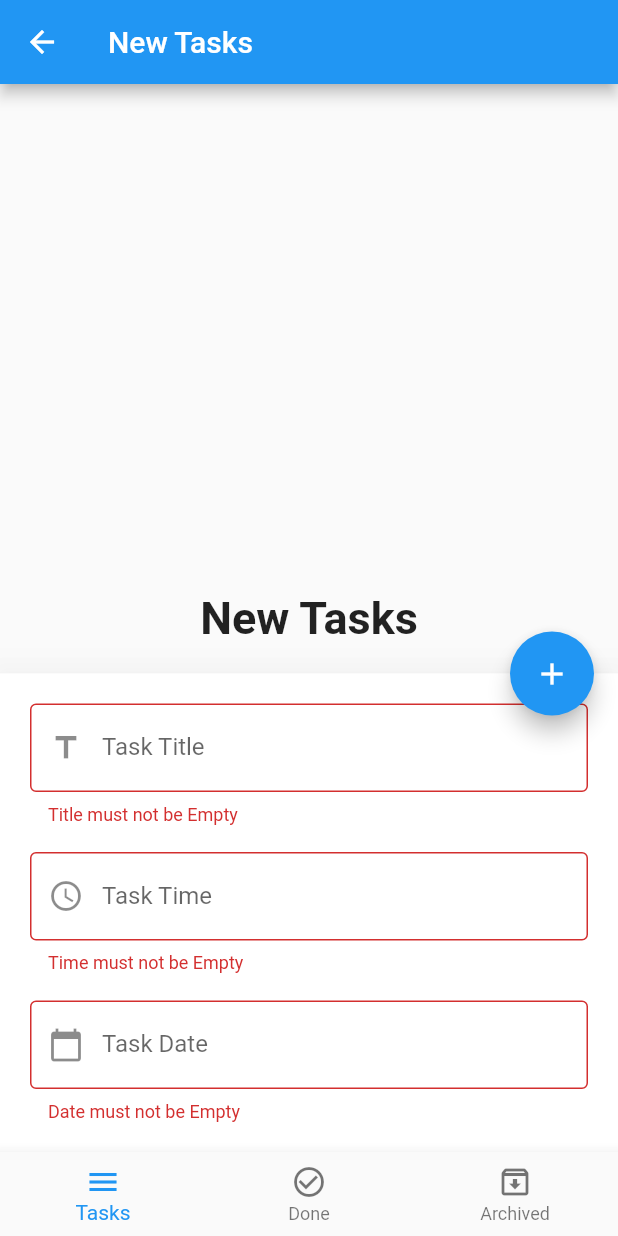
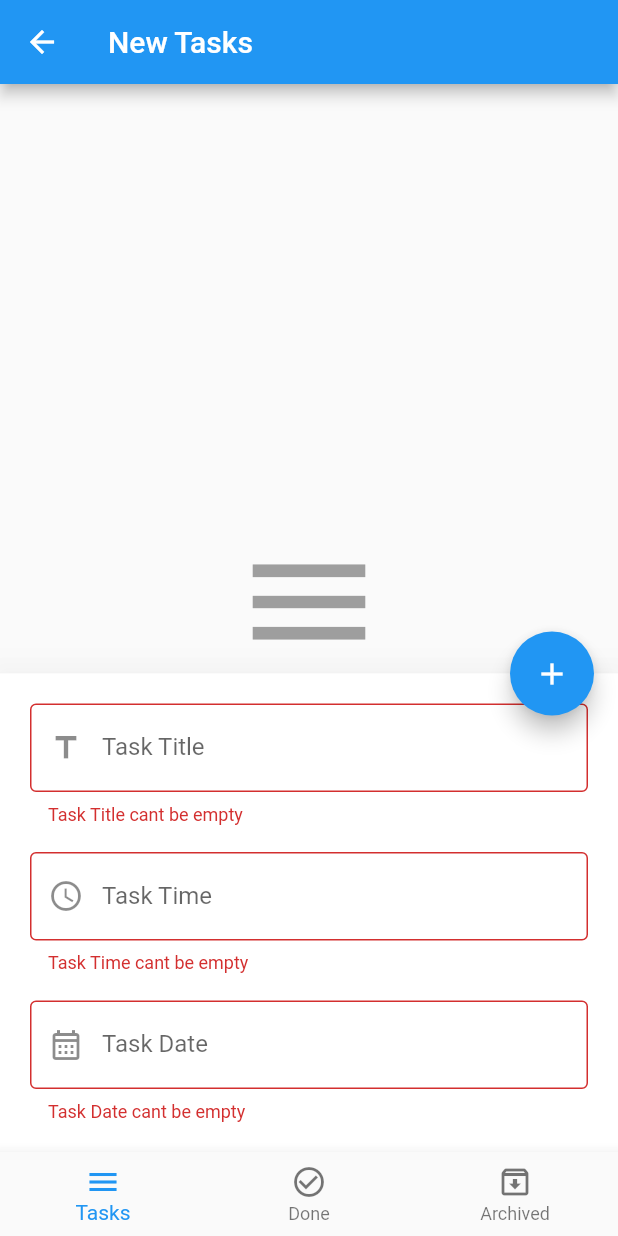
Before and after one commit to ALYMUHAMMAD511/TO-DO-LIST-FLUTTER-APP, a Flutter app: the screen it shows after launch, after a tap on the "edit" icon, after a tap on the "add" icon, on a phone screen of 412 x 824 dp. Run offline on Flutter 3.47's test engine with Material 2 defaults, Android fonts, the phone set to English and light mode, and no system bars; our stand-ins replace bloc, conditional_builder, flutter_bloc, sqflite; accounts and stored records are empty.

```diff
--- a/lib/layout/home_layout.dart
+++ b/lib/layout/home_layout.dart
@@ -1,11 +1,15 @@
+import 'package:conditional_builder/conditional_builder.dart';
 import 'package:flutter/material.dart';
+import 'package:flutter_bloc/flutter_bloc.dart';
 import 'package:intl/intl.dart';
 import 'package:sqflite/sqflite.dart';
 import 'package:todo_app/modules/archived_tasks/archived_tasks_screen.dart';
 import 'package:todo_app/modules/done_tasks/done_tasks_screen.dart';
 import 'package:todo_app/modules/new_tasks/new_tasks_screen.dart';
 import 'package:todo_app/shared/components/components.dart';
-
+import 'package:todo_app/shared/cubit/cubit.dart';
+import 'package:todo_app/shared/cubit/states.dart';
+import '../shared/components/constants.dart';
 // 1) Create Database
 // 2) Create Tables
 // 3) Open Database
@@ -13,73 +17,56 @@ import 'package:todo_app/shared/components/components.dart';
 // 5) Get from Database
 // 6) Update in Database
 // 7) Delete from Database
-
-class HomeLayout extends StatefulWidget {
-  @override
-  State<HomeLayout> createState() => _HomeLayoutState();
-}
-
-class _HomeLayoutState extends State<HomeLayout>
+class HomeLayout extends StatelessWidget
 {
-  int currentIndex = 0;
-  List<Widget> screens =
-  [
-    NewTasksScreen(),
-    DoneTasksScreen(),
-    ArchivedTasksScreen(),
-  ];
-  List<String> titles =
-  [
-    'New Tasks',
-    'Done Tasks',
-    'Archived Tasks',
-  ];
-  late Database database;
   var scaffoldkey = GlobalKey<ScaffoldState>();
   var formKey = GlobalKey<FormState>();
-  bool isBottomSheetShown = false;
-  IconData fabIcon = Icons.edit;
   var titleController = TextEditingController();
   var timeController = TextEditingController();
   var dateController = TextEditingController();
 
   @override
-  void initState()
-  {
-    super.initState();
-    createDatabase();
-  }
-  @override
   Widget build(BuildContext context)
   {
+    return BlocProvider(
+      create: (BuildContext context) => AppCubit()..createDatabase(),  //.. 3chan a2dar a-access 3ala ely guwah ka2enu variable (y3ny ka2eny 3amalt variable.)
+      child: BlocConsumer <AppCubit, AppStates>(
+        listener: (BuildContext context, AppStates state)
+        {
+          if (state is AppInsertDatabaseState)
+          {
+            Navigator.pop(context);
+          }
+        },
+        builder: (BuildContext context, AppStates state)
+        {
+          AppCubit cubit = AppCubit.get(context);
           return Scaffold(
             key: scaffoldkey,
             appBar: AppBar(
               title: Text(
-          titles[currentIndex],
+                cubit.titles[cubit.currentIndex],
               ),
             ),
-      body: screens[currentIndex],
+            body: ConditionalBuilder(
+              condition: state is! AppGetDatabaseLoadingState,
+              builder: (context) => cubit.screens[cubit.currentIndex],
+              fallback: (context) => Center(child: CircularProgressIndicator()),
+            ),
             floatingActionButton: FloatingActionButton(
               onPressed: () {
-            if (isBottomSheetShown) {
+                if (cubit.isBottomSheetShown) {
                   if (formKey.currentState!.validate())
                   {
-                insertToDatabase(
+                    cubit.insertToDatabase(
                         title: titleController.text,
                         time: timeController.text,
-                    date: dateController.text
-                ).then((value)
-                {
-                  Navigator.pop(context);
-                  isBottomSheetShown = false;
-                    setState(() {
-                      fabIcon = Icons.edit;
-                    });
-                });
+                        date: dateController.text,
+                    );
                   }
                 }
-              else {
+                else
+                {
                   scaffoldkey.currentState?.showBottomSheet(
                         (context) =>
                         Container(
@@ -91,84 +78,90 @@ class _HomeLayoutState extends State<HomeLayout>
                               mainAxisSize: MainAxisSize.min,
                               children:
                               [
-                              DefaultFormField(
+                                defaultFormField(
                                   controller: titleController,
-                                type: TextInputType.text,
-                                validate: (String value) {
-                                  if (value.isEmpty) {
-                                    return 'Title must not be Empty';
+                                  labelText: "Task Title",
+                                  prefixIcon: Icons.title,
+                                  onTap: () {},
+                                  validate: (value) {
+                                    if (value!.isEmpty) {
+                                      return ('Task Title cant be empty');
                                     }
-                                  return null;
-                                  },
-                                label: 'Task Title',
-                                prefix: Icons.title,
-                                onTap: () {
-                                  print('Title Tapped');
                                   },
                                 ),
                                 SizedBox(
                                   height: 18.0,
                                 ),
-                              DefaultFormField(
+                                defaultFormField(
                                   controller: timeController,
-                                type: TextInputType.datetime,
-                                validate: (String value) {
-                                  if (value.isEmpty) {
-                                    return 'Time must not be Empty';
-                                  }
-                                  return null;
-                                },
-                                label: 'Task Time',
-                                prefix: Icons.watch_later_outlined,
+                                  labelText: "Task Time",
+                                  prefixIcon: Icons.watch_later_outlined,
                                   onTap: () {
                                     showTimePicker(
                                       context: context,
                                       initialTime: TimeOfDay.now(),
+                                      builder: (context, child) {
+                                        return Theme(
+                                            data: ThemeData.dark(),
+                                            child: child!);
+                                      },
                                     ).then((value) {
-                                    timeController.text = value!.format(context).toString();
-                                    print(value.format(context));
+                                      timeController.text =
+                                          value!.format(context);
                                     });
+                                  },
+                                  validate: (value) {
+                                    if (value!.isEmpty) {
+                                      return ('Task Time cant be empty');
+                                    }
                                   },
                                 ),
                                 SizedBox(
                                   height: 18.0,
                                 ),
-                              DefaultFormField(
+                                defaultFormField(
                                   controller: dateController,
-                                type: TextInputType.datetime,
+                                  labelText: "Task Date",
+                                  prefixIcon: Icons.calendar_month_outlined,
                                   onTap: () {
                                     showDatePicker(
                                       context: context,
                                       initialDate: DateTime.now(),
                                       firstDate: DateTime.now(),
-                                    lastDate: DateTime.parse('2023-05-03'),
+                                      lastDate: DateTime.parse('2023-06-31'),
+                                      builder: (context, child) {
+                                        return Theme(
+                                            data: ThemeData.dark(),
+                                            child: child!);
+                                      },
                                     ).then((value) {
                                       dateController.text = DateFormat.yMMMd().format(value!);
-                                    print(dateController.text);
+                                      print(DateFormat.yMMMd().format(value));
                                     });
                                   },
-                                validate: (String value) {
-                                  if (value.isEmpty) {
-                                    return 'Date must not be Empty';
+                                  validate: (value) {
+                                    if (value!.isEmpty) {
+                                      return ('Task Date cant be empty');
                                     }
-
-                                  return null;
                                   },
-                                label: 'Task Date',
-                                prefix: Icons.calendar_today,
                                 ),
                               ],
                             ),
                           ),
                         ),
                     elevation: 25.0,
+                  ).closed.then((value)
+                  {
+                    cubit.changeBottomSheetState(
+                        isShow: false,
+                        icon: Icons.edit
                     );
-                isBottomSheetShown = true;
-                setState(() {
-                  fabIcon = Icons.add;
                   });
+                  cubit.changeBottomSheetState(
+                      isShow: true,
+                      icon: Icons.add
+                  );
                 }
-
                 // try
                 // {
                 //   var name = await getName();  // await: astana 3al method deh chwya asebha tru7 w tegy y3ny astanaha tekhlas chughlaha
@@ -191,18 +184,15 @@ class _HomeLayoutState extends State<HomeLayout>
               },
               child:
               Icon(
-              fabIcon,
+                cubit.fabIcon,
               ),
             ),
             bottomNavigationBar: BottomNavigationBar(
               type: BottomNavigationBarType.fixed,
-        currentIndex: currentIndex,
+              currentIndex: cubit.currentIndex,
               onTap: (index)
               {
-          setState(()
-          {
-            currentIndex = index;
-          });
+                AppCubit.get(context).ChangeIndex(index);
               },
               items:
               [
@@ -227,61 +217,12 @@ class _HomeLayoutState extends State<HomeLayout>
               ],
             ),
           );
+        },
+      ),
+    );
   }
   // Future <String> getName() async // Future <>: 3chan el method deh lesa hategy
   // {
   //   return 'Aly Muhammad';
   // }
-
-  void createDatabase() async         // 3chan openDatabase() future
-  {
-    database = await openDatabase(
-      'todo.db',
-      version: 1,    // b-update el version lma aghyar structure el database
-      onCreate: (database, version) async  // el object da hayetmely abll ely fu2
-      {
-        print('Database has been Created');
-        // In the () of the create table we put our table columns which are:
-        // int id (PRIMARY KEY 3chan huwa auto generated) (int = INTEGER in sql)
-        // String title (String = TEXT in sql)
-        // String date
-        // String time
-        // String status
-        await database.execute('CREATE TABLE tasks (id INTEGER PRIMARY KEY, title TEXT, date TEXT, time TEXT, status TEXT)').then((value)
-        {
-          print('Table has been Created');
-        }).catchError((error)
-        {
-          print('Error when Creating Table');
-        });
-          // 3chan bt-return future void
-
-      },
-      onOpen: (database)
-      {
-        print('Database has been Opened');
-      },
-    );
 }
-
-  Future insertToDatabase(
-    {
-    required String title,
-    required String time,
-    required String date,
-    })
-  async {
-    return await database.transaction((txn)
-    {
-      txn.rawInsert('INSERT INTO tasks(title, date, time, status) VALUES("$title", "$time", "$date", "new")')
-          .then((value)
-      {
-        print('$value Inserted Successfully');
-      }).catchError((error)
-      {
-        print('Error when Inserting new Record ${error.toString()}');
-      });
-      return null;
-    });
-  }
-}
--- a/lib/main.dart
+++ b/lib/main.dart
@@ -1,9 +1,12 @@
+import 'package:bloc/bloc.dart';
 import 'package:flutter/material.dart';
+import 'package:todo_app/shared/bloc_observer.dart';
 
 import 'layout/home_layout.dart';
 
 void main()
 {
+  Bloc.observer = MyBlocObserver();
   runApp(const MyApp());
 }
 
--- a/lib/modules/new_tasks/new_tasks_screen.dart
+++ b/lib/modules/new_tasks/new_tasks_screen.dart
@@ -1,17 +1,23 @@
+import 'package:conditional_builder/conditional_builder.dart';
 import 'package:flutter/material.dart';
+import 'package:flutter_bloc/flutter_bloc.dart';
+import 'package:todo_app/shared/components/components.dart';
+import 'package:todo_app/shared/components/constants.dart';
+import 'package:todo_app/shared/cubit/cubit.dart';
+import 'package:todo_app/shared/cubit/states.dart';
 
-class NewTasksScreen extends StatelessWidget {
+class NewTasksScreen extends StatelessWidget
+{
   @override
   Widget build(BuildContext context)
   {
-    return Center(
-      child: Text(
-          'New Tasks',
-        style: TextStyle(
-          fontSize: 30.0,
-          fontWeight: FontWeight.bold,
-        ),
-      ),
+    return BlocConsumer <AppCubit, AppStates>(
+      listener: (context, state) {},
+      builder: (context, state)
+      {
+        var tasks = AppCubit.get(context).newTasks;
+        return tasksBuilder(tasks: tasks);
+      }
     );
   }
 }
--- a/lib/shared/components/components.dart
+++ b/lib/shared/components/components.dart
@@ -1,38 +1,142 @@
+import 'package:conditional_builder/conditional_builder.dart';
+import 'package:flutter/cupertino.dart';
 import 'package:flutter/material.dart';
+import 'package:todo_app/shared/cubit/cubit.dart';
 
-Widget DefaultFormField(
-    {
+Widget defaultFormField({
   required TextEditingController controller,
-      required TextInputType type,
-      required Function validate,
-      required String label,
-      required IconData prefix,
-      IconData? suffix,
-      Function? onSubmit,
-      Function? onChange,
-          Function? onTap,
-      VoidCallback? suffixPressed,
-      bool IsPassword = false,
-      bool isClickable = true,
+  TextInputType? type,
+  bool isPassword = false,
+  VoidCallback? onTap,
+  final FormFieldValidator<String>? validate,
+  required String labelText,
+  required IconData? prefixIcon,
+  IconData? suffixIcon,
 }) =>
     TextFormField(
+      controller: controller,
+      keyboardType: type,
+      obscureText: isPassword,
+      onTap: onTap,
+      validator: validate,
       decoration: InputDecoration(
-labelText: label,
-border: OutlineInputBorder(),
-prefixIcon: Icon(prefix),
-suffixIcon: suffix != null ? IconButton(
-icon: Icon(suffix),
-onPressed: suffixPressed!= null ? suffixPressed :null,) : null,
+        border: const OutlineInputBorder(),
+        labelText: labelText,
+        prefixIcon: Icon(prefixIcon),
+        suffixIcon: Icon(suffixIcon),
       ),
-validator: (value)
+    );
+
+Widget buildTaskItem(Map model, context) =>
+    Dismissible(
+  key: Key(model['id'].toString()),
+  onDismissed: (direction)
   {
-return validate(value);
+    AppCubit.get(context).deleteDatabase(id: model['id']);
   },
-keyboardType: type,
-obscureText: IsPassword,
-      enabled: isClickable,
-onFieldSubmitted: onSubmit != null ? onSubmit() : null, //do null checking
-onChanged: onChange != null ? onChange() : null, //do null checking
-onTap: onTap!(),
-controller: controller,
+  child: Padding(
+    padding: const EdgeInsets.all(20.0),
+    child: Row(
+      children:
+      [
+        CircleAvatar(
+          radius: 40.0,
+          child: Text(
+              '${model['time']}'
+          ),
+        ),
+        SizedBox(
+          width: 18.0,
+        ),
+        Expanded(
+          child: Column(
+            mainAxisSize: MainAxisSize.min,
+            crossAxisAlignment: CrossAxisAlignment.start,
+            children:
+            [
+              Text(
+                '${model['title']}',
+                style: TextStyle(
+                  fontSize: 20.0,
+                  fontWeight: FontWeight.bold,
+                ),
+              ),
+              Text(
+                '${model['date']}',
+                style: TextStyle(
+                  color: Colors.grey,
+                ),
+              ),
+            ],
+          ),
+        ),
+        SizedBox(
+          width: 18.0,
+        ),
+        IconButton(
+          onPressed: ()
+          {
+            AppCubit.get(context).updateDatabase(
+                status: 'done',
+                id: model['id'],
             );
+          },
+          icon: Icon(
+            Icons.check_box,
+            color: CupertinoColors.activeGreen,
+          )
+      ),
+        IconButton(
+            onPressed: ()
+            {
+              AppCubit.get(context).updateDatabase(
+                  status: 'archive',
+                  id: model['id'],
+              );
+            },
+            icon: Icon(
+              Icons.archive,
+              color: Colors.black45,
+            ),
+        ),
+      ],
+    ),
+  ),
+);
+
+Widget tasksBuilder({required List <Map> tasks}) =>
+    ConditionalBuilder(
+  condition: tasks.length > 0,
+  builder: (context) => ListView.separated(
+      itemBuilder: (context, index) => buildTaskItem(tasks[index], context),
+      separatorBuilder: (context, index) => Padding(
+        padding: const EdgeInsetsDirectional.only(start: 20.0),
+        child: Container(
+          width: double.infinity,
+          height: 1.0,
+          color: Colors.grey[300],
+        ),
+      ),
+      itemCount: tasks.length),
+  fallback: (context) => Center(
+    child: Column(
+      mainAxisAlignment: MainAxisAlignment.center,
+      children:
+      [
+        Icon(
+          Icons.menu,
+          size: 100.0,
+          color: Colors.grey,
+        ),
+        Text(
+          'No Tasks yet, Please, Add some Tasks',
+          style: TextStyle(
+              fontSize: 18.0,
+              fontWeight: FontWeight.bold,
+              color: Colors.grey
+          ),
+        ),
+      ],
+    ),
+  ),
+);
--- /dev/null
+++ b/lib/shared/cubit/cubit.dart
@@ -0,0 +1,154 @@
+import 'package:bloc/bloc.dart';
+import 'package:flutter/material.dart';
+import 'package:flutter_bloc/flutter_bloc.dart';
+import 'package:sqflite/sqflite.dart';
+import 'package:todo_app/modules/archived_tasks/archived_tasks_screen.dart';
+import 'package:todo_app/modules/done_tasks/done_tasks_screen.dart';
+import 'package:todo_app/modules/new_tasks/new_tasks_screen.dart';
+import 'package:todo_app/shared/cubit/states.dart';
+
+class AppCubit extends Cubit <AppStates>
+{
+  AppCubit() : super(AppInitialState());
+
+  static AppCubit get(context) => BlocProvider.of(context);
+
+  int currentIndex = 0;
+  bool isBottomSheetShown = false;
+  IconData fabIcon = Icons.edit;
+  late Database database;
+  List <Map> newTasks = [];
+  List <Map> doneTasks = [];
+  List <Map> archivedTasks = [];
+  List<Widget> screens =
+  [
+    NewTasksScreen(),
+    DoneTasksScreen(),
+    ArchivedTasksScreen(),
+  ];
+  List<String> titles =
+  [
+    'New Tasks',
+    'Done Tasks',
+    'Archived Tasks',
+  ];
+
+  void ChangeIndex(int index)
+  {
+    currentIndex = index;
+    emit(AppChangeBottomNavBarState());
+  }
+
+  void createDatabase()   // chelna el async wel await w defna then() fel akher 3chan ab2a damen enu khallas
+  {
+    openDatabase(
+      'todo.db',
+      version: 1,    // b-update el version lma aghyar structure el database
+      onCreate: (database, version) async  // el object da hayetmely abll ely fu2
+          {
+        print('Database has been Created');
+        // In the () of the create table we put our table columns which are:
+        // int id (PRIMARY KEY 3chan huwa auto generated) (int = INTEGER in sql)
+        // String title (String = TEXT in sql)
+        // String date
+        // String time
+        // String status
+        database.execute('CREATE TABLE tasks (id INTEGER PRIMARY KEY, title TEXT, date TEXT, time TEXT, status TEXT)').then((value)
+        {
+          print('Table has been Created');
+        }).catchError((error)
+        {
+          print('Error when Creating Table');
+        });
+      },
+      onOpen: (database)
+      {
+        getDataFromDatabase(database);
+        print('Database has been Opened');
+      },
+    ).then((value)
+    {
+      database = value;
+      emit(AppCreateDatabaseState());
+    });
+  }
+
+   insertToDatabase(
+      {
+        required String title,
+        required String time,
+        required String date,
+      })
+  async {
+    await database.transaction((txn)
+    {
+      return txn.rawInsert(
+          'INSERT INTO tasks(title, date, time, status) VALUES("$title", "$date", "$time", "new")')
+          .then((value)
+      {
+        print('$value Inserted Successfully');
+        emit(AppInsertDatabaseState());
+        getDataFromDatabase(database);
+      }).catchError((error)
+      {
+        print('Error when Inserting new Record ${error.toString()}');
+      });
+    });
+  }
+
+  void getDataFromDatabase(database)
+  {
+    newTasks = []; // 3chan my3melch add 3al adeem fa bnsafaru
+    doneTasks = [];
+    archivedTasks = [];
+    emit(AppGetDatabaseLoadingState());
+    database.rawQuery('SELECT * FROM tasks').then((value)
+    {
+      value.forEach((element)
+      {
+        if (element['status'] == 'new')
+          newTasks.add(element);
+        else if (element['status'] == 'done')
+          doneTasks.add(element);
+        else
+          archivedTasks.add(element);
+      });
+      emit(AppGetDatabaseState());
+    });
+  }
+
+  void changeBottomSheetState({
+    required bool isShow,
+    required IconData icon,
+})
+  {
+    isBottomSheetShown = isShow;
+    fabIcon = icon;
+    emit(AppChangeBottomSheetState());
+  }
+
+  void updateDatabase({
+    required String status,
+    required int id,
+  }) async
+  {
+    database.rawUpdate(
+      'UPDATE tasks SET status = ? WHERE id = ?',
+      ['$status' , id],
+    ).then((value)
+    {
+      getDataFromDatabase(database);
+      emit(AppUpdateDatabaseState());
+    });
+  }
+
+  void deleteDatabase({required int id})
+  {
+    database.rawDelete('DELETE FROM tasks WHERE id = ?', [id])
+        .then((value)
+    {
+      getDataFromDatabase(database);
+      emit(AppUpdateDatabaseState());
+    });
+  }
+}
--- /dev/null
+++ b/lib/shared/cubit/states.dart
@@ -0,0 +1,19 @@
+abstract class AppStates {}
+
+class AppInitialState extends AppStates {}
+
+class AppChangeBottomNavBarState extends AppStates {}
+
+class AppCreateDatabaseState extends AppStates {}
+
+class AppGetDatabaseLoadingState extends AppStates {}
+
+class AppGetDatabaseState extends AppStates {}
+
+class AppInsertDatabaseState extends AppStates {}
+
+class AppUpdateDatabaseState extends AppStates {}
+
+class AppDeleteDatabaseState extends AppStates {}
+
+class AppChangeBottomSheetState extends AppStates {}
--- a/pubspec.yaml
+++ b/pubspec.yaml
@@ -38,6 +38,9 @@ dependencies:
   cupertino_icons: ^1.0.2
   sqflite: ^1.3.0
   intl: ^0.17.0
+  conditional_builder: ^1.0.2
+  bloc: ^8.1.0
+  flutter_bloc: ^8.1.0
 
 dev_dependencies:
   flutter_test:
```
Also changed, not shown: lib/modules/archived_tasks/archived_tasks_screen.dart (+13 -9 lines), lib/modules/done_tasks/done_tasks_screen.dart (+12 -9 lines), lib/shared/bloc_observer.dart (added, +27 -0 lines), pubspec.lock. Lines whose indentation alone changed are shown as unchanged.
